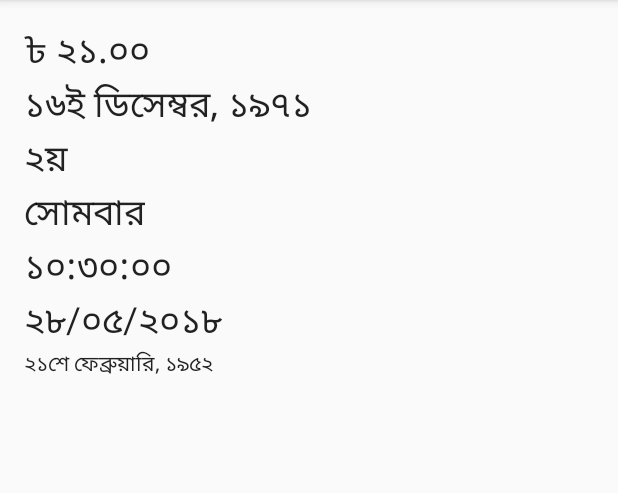
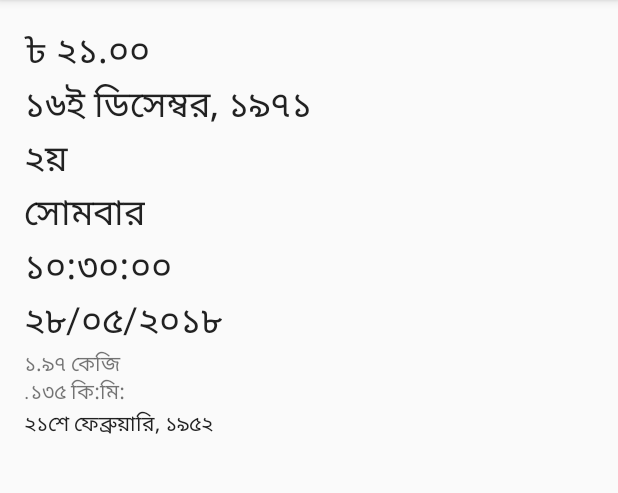
Before and after one commit to noman404/BanglaTextView, an Android app: the screen it shows after launch (MainActivity), on a phone screen of 412 x 824 dp, the part 84-577 px from its top. Run offline under Robolectric (Android 15) with nearby library versions, the phone set to English and light mode, and no system bars.

Commit message:
distance & weight converter added

```diff
--- a/sample-app/src/main/java/com/example/user/test/MainActivity.java
+++ b/sample-app/src/main/java/com/example/user/test/MainActivity.java
@@ -4,7 +4,9 @@ import android.support.v7.app.AppCompatActivity;
 import android.os.Bundle;
 import android.util.Log;
 import android.widget.LinearLayout;
+import android.widget.TextView;
 
+import com.al.tobangla.processor.ToBN;
 import com.al.tobangla.utils.ProcessType;
 import com.al.tobangla.views.BNTextView;
 
@@ -17,6 +19,22 @@ public class MainActivity extends AppCompatActivity {
         setContentView(R.layout.activity_main);
 
         byProgrammatically();
+
+        try {
+
+            usingTheConverter();
+
+        } catch (Exception e) {
+            e.printStackTrace();
+        }
+    }
+
+    private void usingTheConverter() throws Exception {
+
+        TextView tvUom = ((TextView) findViewById(R.id.tvUom));
+
+        tvUom.setText(ToBN.getInstance().getWeight("1.97 KG"));
+        tvUom.append("\n" + ToBN.getInstance().getDistance(".135 KM"));
     }
 
     private void byProgrammatically() {
--- a/sample-app/src/main/res/layout/activity_main.xml
+++ b/sample-app/src/main/res/layout/activity_main.xml
@@ -52,4 +52,9 @@
         android:layout_height="wrap_content"
         android:textSize="24sp"
         toBangla:processType="ordinalIndicatorToday" />
+
+    <TextView
+        android:id="@+id/tvUom"
+        android:layout_width="wrap_content"
+        android:layout_height="wrap_content" />
 </LinearLayout>
--- a/tobangla/build.gradle
+++ b/tobangla/build.gradle
@@ -20,7 +20,7 @@ android {
 dependencies {
     implementation "com.android.support:appcompat-v7:" + project.ext.supportAppcompat
 
-    testImplementation 'junit:junit:'+project.ext.junit
-    androidTestImplementation 'com.android.support.test:runner:'+project.ext.testRunner
-    androidTestImplementation 'com.android.support.test.espresso:espresso-core:'+project.ext.espresso
+    testImplementation 'junit:junit:' + project.ext.junit
+    androidTestImplementation 'com.android.support.test:runner:' + project.ext.testRunner
+    androidTestImplementation 'com.android.support.test.espresso:espresso-core:' + project.ext.espresso
 }
--- a/tobangla/src/main/java/com/al/tobangla/processor/ToBN.java
+++ b/tobangla/src/main/java/com/al/tobangla/processor/ToBN.java
@@ -10,8 +10,10 @@ import java.util.Locale;
 
 /**
  * Created by Noman on 15/6/2015.
+ *
  * @author al.noman.uap@gmail.com
- * @see en-us to bn conversions date, time, calendar, ordinal indicator, amount, numbers
+ *
+ * Converter class that provide conversion methods to achieve the BN data
  */
 public class ToBN {
 
@@ -391,4 +393,131 @@ public class ToBN {
         return changeByChar(number);
     }
 
+    /*
+    * @param EN format of weight as string EN-US
+    * @return in BN format
+    */
+    public String getWeight(String text) throws Exception {
+        try {
+            text = text.replace(" ", "");
+            String[] part = text.split("(?<=[0-9])(?=[a-zA-Z])");
+            StringBuilder converted = new StringBuilder("");
+
+            if (part[0].trim().matches("[0-9.]*")) {
+                converted.append(getNumber(part[0])).append(" ");
+            } else {
+                return text;
+            }
+
+            if (!part[1].trim().matches("[0-9.]*")) {
+                converted.append(convertWeightUnit(part[1]));
+            } else {
+                return text;
+            }
+
+            return converted.toString();
+
+        } catch (Exception error) {
+            throw new Exception("Couldn't Parse the Format");
+        }
+    }
+
+    /*
+    * @param EN format of weight unit as string EN-US
+    * @return in BN format's unit
+    */
+    public String convertWeightUnit(String weight) {
+
+        switch (weight.toLowerCase()) {
+
+            case "g":
+            case "gram":
+            case "gm":
+            case "g.m.":
+                return "গ্রাম";
+
+            case "mg":
+            case "milligram":
+            case "m.g.":
+                return "মি:গ্রা:";
+
+
+            case "kg":
+            case "k.g.":
+                return "কেজি";
+
+            case "kilogram":
+                return "কিলোগ্রাম";
+
+            case "l":
+            case "litre":
+                return "লিটার";
+
+            default:
+                return weight;
+
+        }
+    }
+
+    /*
+    * @param EN format of distance as string EN-US
+    * @return in BN format
+    */
+    public String getDistance(String text) throws Exception {
+        try {
+            text = text.replace(" ", "");
+            String[] part = text.split("(?<=[0-9])(?=[a-zA-Z])");
+            StringBuilder converted = new StringBuilder("");
+
+            if (part[0].matches("[0-9.]*")) {
+                converted.append(getNumber(part[0])).append(" ");
+            } else {
+                return text;
+            }
+
+            if (!part[1].matches("[0-9.]*")) {
+                converted.append(convertDistanceUnit(part[1]));
+            } else {
+                return text;
+            }
+
+            return converted.toString();
+
+        } catch (Exception error) {
+            throw new Exception("Couldn't Parse the Format");
+        }
+    }
+
+    /*
+   * @param EN format of distance unit as string EN-US
+   * @return in BN format's unit
+   */
+    public String convertDistanceUnit(String weight) {
+
+        switch (weight.toLowerCase()) {
+
+            case "metre":
+            case "m":
+                return "মিটার";
+
+            case "km":
+            case "k.m.":
+                return "কি:মি:";
+
+            case "Kilometer":
+                return "কিলোমিটার";
+
+            case "cm":
+            case "c.m.":
+                return "সে:মি:";
+
+            case "centimeter":
+                return "সেন্টিমিটার";
+
+            default:
+                return weight;
+
+        }
+    }
+
 }
```
Also changed, not shown: sample-app/build.gradle (+4 -4 lines), 1 other file.
